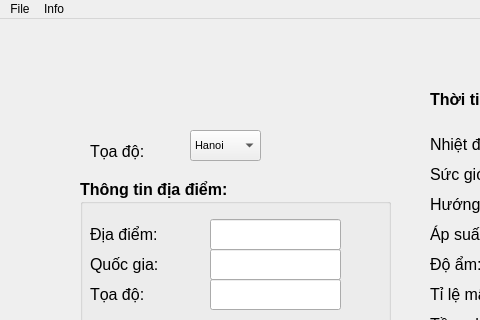
Old version of the form giaodienchinh.ui in the repository ngananh51/weather-app-v3; both pictures show x 0 to 480 and y 0 to 320 of the 1029 by 535 pixel window.
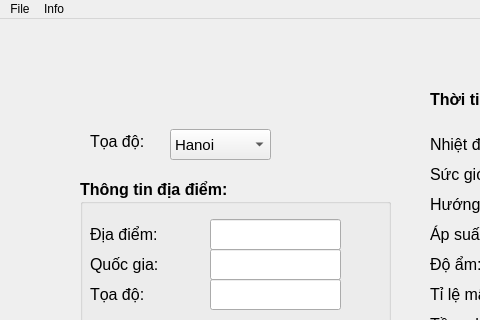
New version of the form.

Commit message: bo TPHCM, sua font

Diff of the .ui file:
```diff
--- a/giaodienchinh.ui
+++ b/giaodienchinh.ui
@@ -18,7 +18,7 @@
     <property name="geometry">
      <rect>
       <x>90</x>
-      <y>120</y>
+      <y>110</y>
       <width>69</width>
       <height>24</height>
      </rect>
@@ -35,15 +35,17 @@
    <widget class="QComboBox" name="comboBox_toa_do">
     <property name="geometry">
      <rect>
-      <x>190</x>
-      <y>111</y>
-      <width>71</width>
+      <x>170</x>
+      <y>110</y>
+      <width>101</width>
       <height>31</height>
      </rect>
     </property>
     <property name="font">
      <font>
-      <pointsize>8</pointsize>
+      <pointsize>11</pointsize>
+      <weight>50</weight>
+      <bold>false</bold>
      </font>
     </property>
     <item>
```
Left out of the diff: 5 changed lines with no effect on the pictures. The commit also changes 2 other files.
